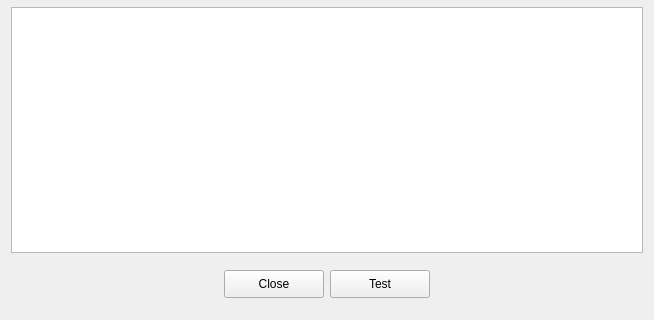
Qt form ui/enetservertestdialog.ui (yani/keeperfx-launcher-qt) before a commit; both pictures show x 0 to 654 and y 145 to 465 of the 654 by 465 pixel window.
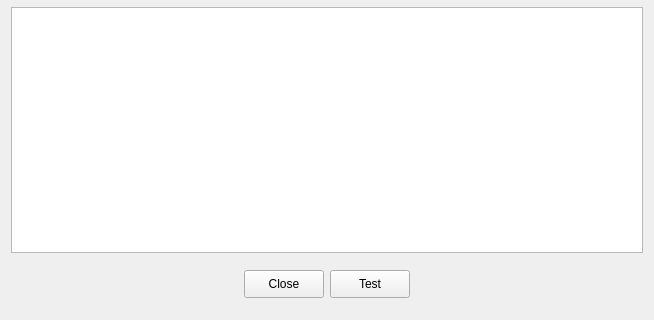
The same form after that commit. Icons and pictures are not drawn.

Patch:
```diff
--- a/ui/enetservertestdialog.ui
+++ b/ui/enetservertestdialog.ui
@@ -170,7 +170,17 @@
      </property>
      <layout class="QHBoxLayout" name="horizontalLayout_2">
       <item>
-       <widget class="QWidget" name="widget_4" native="true"/>
+       <spacer name="horizontalSpacer_2">
+        <property name="orientation">
+         <enum>Qt::Orientation::Horizontal</enum>
+        </property>
+        <property name="sizeHint" stdset="0">
+         <size>
+          <width>40</width>
+          <height>20</height>
+         </size>
+        </property>
+       </spacer>
       </item>
       <item>
        <widget class="QPushButton" name="closeButton">
@@ -180,12 +190,6 @@
           <height>28</height>
          </size>
         </property>
-        <property name="maximumSize">
-         <size>
-          <width>100</width>
-          <height>16777215</height>
-         </size>
-        </property>
         <property name="text">
          <string comment="Button">Close</string>
         </property>
@@ -205,12 +209,6 @@
           <height>28</height>
          </size>
         </property>
-        <property name="maximumSize">
-         <size>
-          <width>100</width>
-          <height>16777215</height>
-         </size>
-        </property>
         <property name="text">
          <string comment="Button">Test</string>
         </property>
@@ -223,7 +221,17 @@
        </widget>
       </item>
       <item>
-       <widget class="QWidget" name="widget_3" native="true"/>
+       <spacer name="horizontalSpacer_3">
+        <property name="orientation">
+         <enum>Qt::Orientation::Horizontal</enum>
+        </property>
+        <property name="sizeHint" stdset="0">
+         <size>
+          <width>40</width>
+          <height>20</height>
+         </size>
+        </property>
+       </spacer>
       </item>
      </layout>
     </widget>
```
